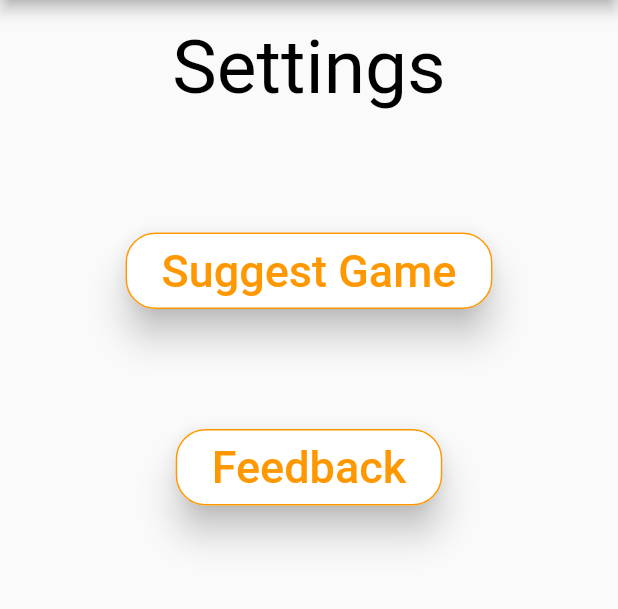
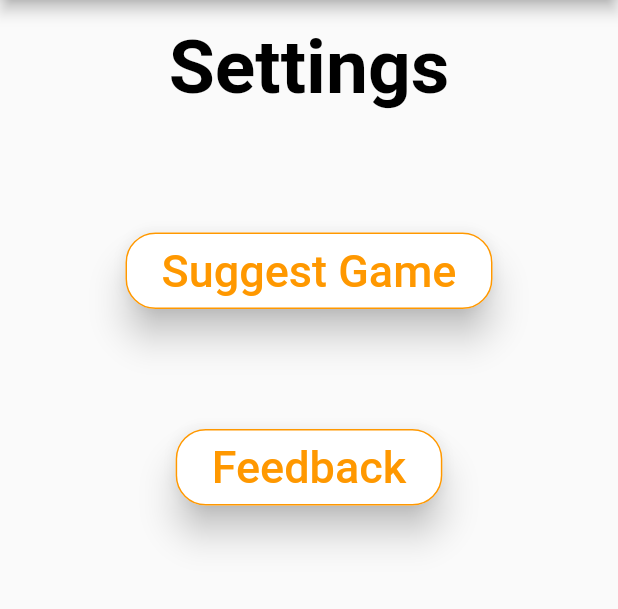
Before and after one commit to sigesig/drukspil, a Flutter app: the screen it shows after launch, item 3 of the bottom bar chosen, on a phone screen of 412 x 824 dp, the part 84-693 px from its top. Run offline on Flutter 3.47's test engine with Material 2 defaults, Android fonts, the phone set to English and light mode, and no system bars; drawn by our look-alikes of fancy_bottom_navigation.

Commit message:
adder flutter support

```diff
--- a/lib/Pages/NavBarPages/settings_widget.dart
+++ b/lib/Pages/NavBarPages/settings_widget.dart
@@ -16,7 +16,14 @@ class _SettingsWidgetState extends State<SettingsWidget> {
           children: [
             Container(
               margin: const EdgeInsets.fromLTRB(0, 16, 0, 0),
-              child: Text("Settings", style: TextStyle(fontSize: 50, color: Colors.black), ),),
+              child: Text("Settings",
+                style: TextStyle(
+                    fontSize: 50,
+                    color: Colors.black,
+                    fontWeight: FontWeight.bold,
+                ),
+              ),
+            ),
             Container(
               margin: const EdgeInsets.fromLTRB(0, 80, 0, 0),
                 child: RaisedButton(onPressed: (){},
```
Also changed, not shown: 2 other files.
